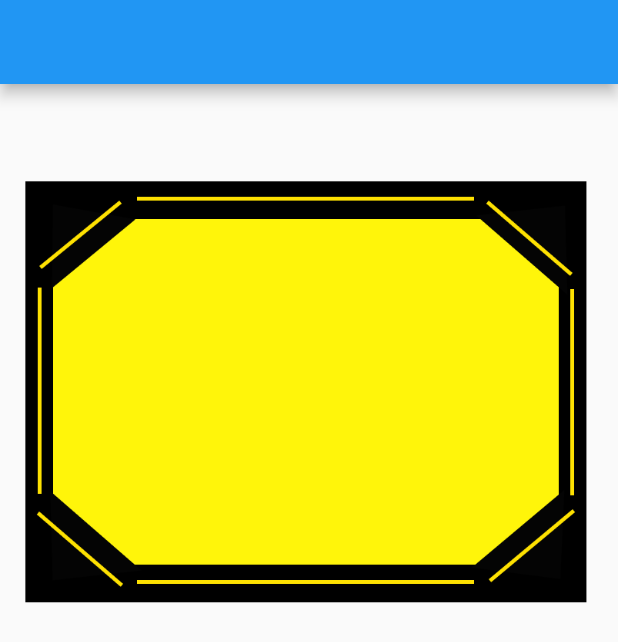
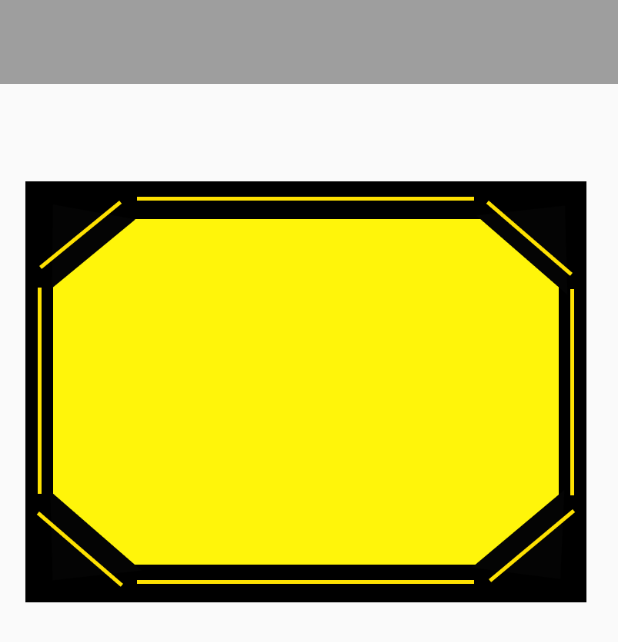
Before and after one commit to iseruuuuu/bokete_create_app, a Flutter app: the screen it shows after launch, on a phone screen of 412 x 824 dp. Shown: the top 642 px of the screen. Run offline on Flutter 3.47's test engine with Material 2 defaults, Android fonts, the phone set to English and light mode, and no system bars; our stand-ins replace flutter_svg, get; project files that could hold a hidden picture were left out.

Commit message:
add: change appbar

```diff
--- a/lib/screen/home/home_screen.dart
+++ b/lib/screen/home/home_screen.dart
@@ -11,7 +11,10 @@ class HomeScreen extends StatelessWidget {
   @override
   Widget build(BuildContext context) {
     return Scaffold(
-      appBar: AppBar(),
+      appBar: AppBar(
+        backgroundColor: Colors.grey,
+        elevation: 0,
+      ),
       body: Column(
         children: [
           Center(
```
